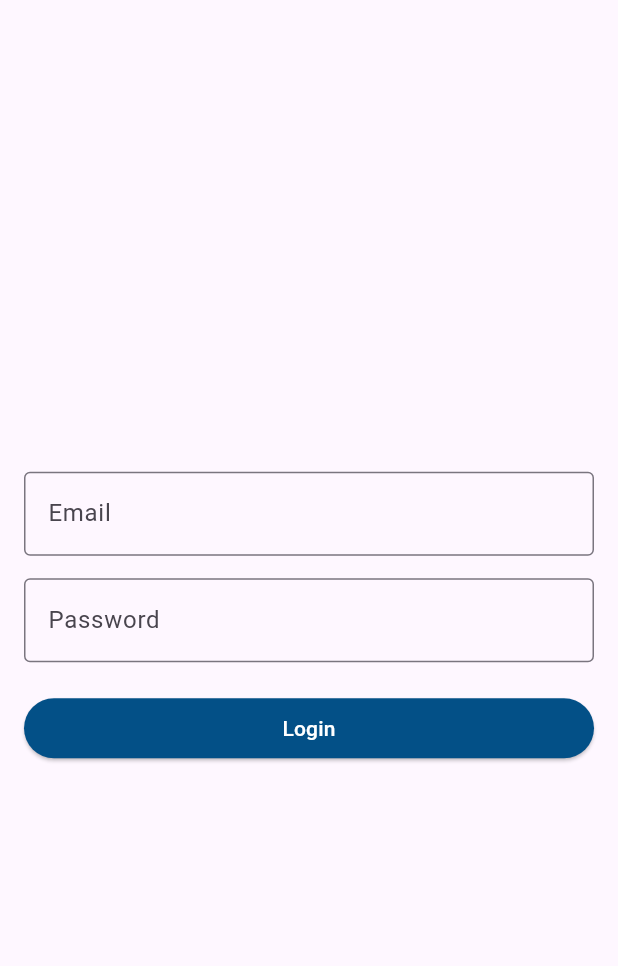
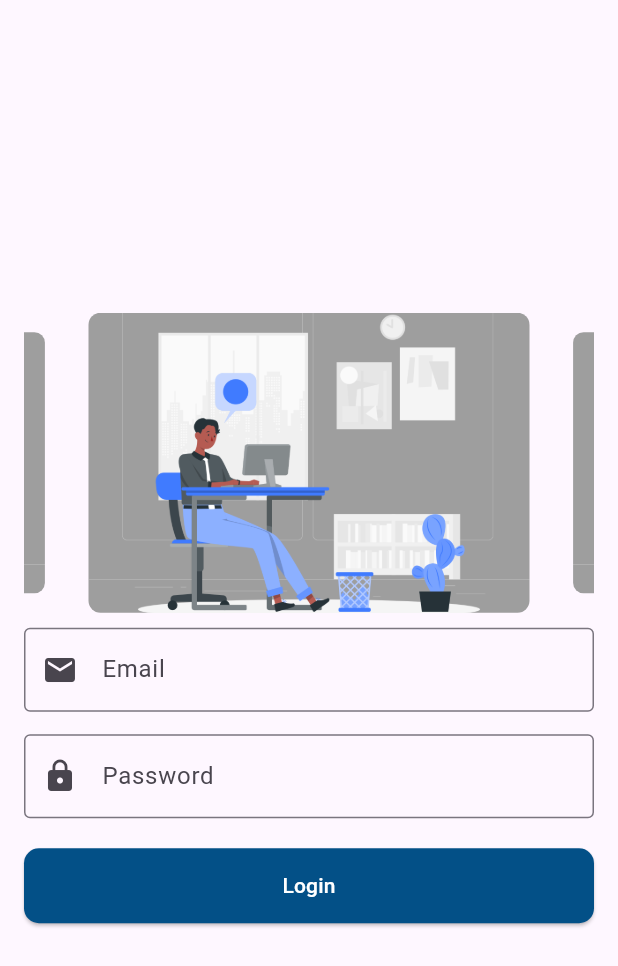
Before and after one commit to Abinberly/seeroo_erp_solutions, a Flutter app: the screen it shows after launch, on a phone screen of 412 x 824 dp. Shown: the top 966 px of the screen. Run offline on Flutter 3.47's test engine with Material 3 defaults, Android fonts, the light colour scheme and no system bars; drawn by our look-alikes of carousel_slider; our stand-ins replace get.

Commit message:
login page ui completed

```diff
--- a/lib/features/loginpage/login_page.dart
+++ b/lib/features/loginpage/login_page.dart
@@ -1,41 +1,64 @@
 import 'package:flutter/material.dart';
 import 'package:get/get.dart';
 import 'package:seeroo_erp/features/loginpage/login_page_controller.dart';
+import 'package:seeroo_erp/features/loginpage/validation/validation_helper.dart';
+import 'package:seeroo_erp/foundation/carousel_widget/carousel_slider_widget.dart';
 import 'package:seeroo_erp/foundation/sp_solid_button/sp_solid_button.dart';
 import 'package:seeroo_erp/foundation/textformfield/customtextformfield.dart';
+import 'package:seeroo_erp/theme/strings/strings.dart';
 
 
 class LoginPage extends StatelessWidget {
 
   final LoginController loginController = Get.put(LoginController());
+  final GlobalKey<FormState> _formKey = GlobalKey();
+
+   TextEditingController emailController = TextEditingController();
+  TextEditingController passwordController = TextEditingController();
 
   @override
   Widget build(BuildContext context) {
-    return  SafeArea(
-      child: Scaffold(
+    return  Scaffold(
+      body: SafeArea(
 
-        body: Padding(padding: EdgeInsets.all(16.0),
+
+        child: Form(key: _formKey,
+          child: Padding(padding: EdgeInsets.all(16.0),
+
           child: Column(
             mainAxisAlignment: MainAxisAlignment.center,
             children: [
+              const CarouselSliderWidget(imageAssetPaths: CarouselImages.loginImages),
+              const SizedBox(height: 10),
+
               CustomTextFormField(
               controller: loginController.emailController,
+              validator: ValidationHelpers.validateEmail,
               labelText: 'Email',
+              prefixIcon: Icons.email,
 
               ),
               const SizedBox(height: 15,),
               CustomTextFormField(
                 controller: loginController.passwordController,
+                validator: ValidationHelpers.validatePassword,
                 labelText: 'Password',
+                prefixIcon: Icons.lock,
                 obscureText: true,
               ),
                SizedBox(height: 20,),
 
-             SPSolidButton(btntext: "Login", onpressed: ()=> loginController.login())
+               SPSolidButton(btntext: "Login", onpressed: (){
+                if (_formKey.currentState?.validate() ?? false) {
+                      // Validation successful, proceed with login
+                      loginController.login();
+                    }
+               })
 
             ],
           )
           ,),
+        ),
 
       ),
     );
--- a/lib/features/loginpage/login_page_controller.dart
+++ b/lib/features/loginpage/login_page_controller.dart
@@ -1,7 +1,7 @@
 import 'package:flutter/material.dart';
 import 'package:get/get.dart';
 import 'package:seeroo_erp/features/bottom_nav/bottom_nav.dart';
- // assuming HomeScreen is in home_screen.dart
+
 
 class LoginController extends GetxController {
   TextEditingController emailController = TextEditingController();
--- /dev/null
+++ b/lib/foundation/carousel_widget/carousel_slider_widget.dart
@@ -0,0 +1,44 @@
+// CarouselSliderWidget.dart
+import 'package:carousel_slider/carousel_slider.dart';
+import 'package:flutter/material.dart';
+
+
+class CarouselSliderWidget extends StatelessWidget {
+  final List<String> imageAssetPaths;
+
+  const CarouselSliderWidget({Key? key, required this.imageAssetPaths}) : super(key: key);
+
+  @override
+  Widget build(BuildContext context) {
+    return CarouselSlider(
+      options: CarouselOptions(
+        height: 200,
+        autoPlay: true,
+        enlargeCenterPage: true,
+        aspectRatio: 16 / 9,
+        autoPlayCurve: Curves.fastOutSlowIn,
+        enableInfiniteScroll: true,
+        autoPlayAnimationDuration: Duration(milliseconds: 800),
+        viewportFraction: 0.8,
+      ),
+      items: imageAssetPaths.map((path) {
+        return Builder(
+          builder: (BuildContext context) {
+            return Container(
+              width: MediaQuery.of(context).size.width,
+              margin: EdgeInsets.symmetric(horizontal: 5.0),
+              decoration: BoxDecoration(
+                color: Colors.grey,
+                borderRadius: BorderRadius.circular(8.0),
+              ),
+              child: Image.asset(
+                path,
+                fit: BoxFit.cover,
+              ),
+            );
+          },
+        );
+      }).toList(),
+    );
+  }
+}
--- a/lib/foundation/sp_solid_button/sp_solid_button.dart
+++ b/lib/foundation/sp_solid_button/sp_solid_button.dart
@@ -1,4 +1,5 @@
 import 'package:flutter/material.dart';
+import 'package:flutter/rendering.dart';
 import '../../theme/colors/colors.dart';
 
 class SPSolidButton extends StatelessWidget {
@@ -9,14 +10,18 @@ class SPSolidButton extends StatelessWidget {
 
   @override
   Widget build(BuildContext context) {
-    return ElevatedButton(
-        onPressed: onpressed,
-        style: const ButtonStyle(
-            backgroundColor: MaterialStatePropertyAll(AppColor.primaryBlue)),
-        child: Container(
-            width: MediaQuery.of(context).size.width,
-            child: Text(btntext,
-                textAlign: TextAlign.center,
-                style: const TextStyle(color: AppColor.whites))));
+    return SizedBox(
+      height: 50,
+      width: double.maxFinite,
+      child: ElevatedButton(
+          onPressed: onpressed,
+          style:  ButtonStyle(
+              backgroundColor:const MaterialStatePropertyAll(AppColor.primaryBlue), shape: MaterialStateProperty.all(
+            RoundedRectangleBorder(borderRadius: BorderRadius.circular(10)),
+          ), ),
+          child: Text(btntext,
+              textAlign: TextAlign.center,
+              style: const TextStyle(color: AppColor.whites))),
+    );
   }
 }
--- a/lib/foundation/textformfield/customtextformfield.dart
+++ b/lib/foundation/textformfield/customtextformfield.dart
@@ -5,6 +5,8 @@ class CustomTextFormField extends StatelessWidget {
   final String labelText;
   final bool obscureText;
   final bool showBorder;
+  final IconData? prefixIcon;
+  final String? Function(String?)? validator;
 
   const CustomTextFormField({
     Key? key,
@@ -12,6 +14,9 @@ class CustomTextFormField extends StatelessWidget {
     required this.labelText,
     this.obscureText = false,
     this.showBorder = true,
+    this.prefixIcon,
+    this.validator,
+
   }) : super(key: key);
 
   @override
@@ -21,8 +26,11 @@ class CustomTextFormField extends StatelessWidget {
       decoration: InputDecoration(
         labelText: labelText,
         border: showBorder ? const OutlineInputBorder() : InputBorder.none,
+        prefixIcon: prefixIcon != null? Icon(prefixIcon) : null,
+
       ),
       obscureText: obscureText,
+      validator: validator,
     );
   }
 }
--- a/lib/theme/strings/strings.dart
+++ b/lib/theme/strings/strings.dart
@@ -8,3 +8,11 @@ class Strings {
   static const String date = 'Date';
 
 }
+
+// carousel_images.dart
+class CarouselImages {
+  static const List<String> loginImages = [
+    'assets/images/login1.png',
+    'assets/images/login2.png',
+  ];
+}
--- a/pubspec.yaml
+++ b/pubspec.yaml
@@ -15,6 +15,7 @@ dependencies:
   get: ^4.6.6
   intl: ^0.19.0
   snippet_coder_utils: ^1.0.15
+  carousel_slider: ^4.2.1
 
 dev_dependencies:
   flutter_test:
```
Also changed, not shown: lib/features/loginpage/validation/validation_helper.dart (added, +41 -0 lines), pubspec.lock. Lines whose indentation alone changed are shown as unchanged.
